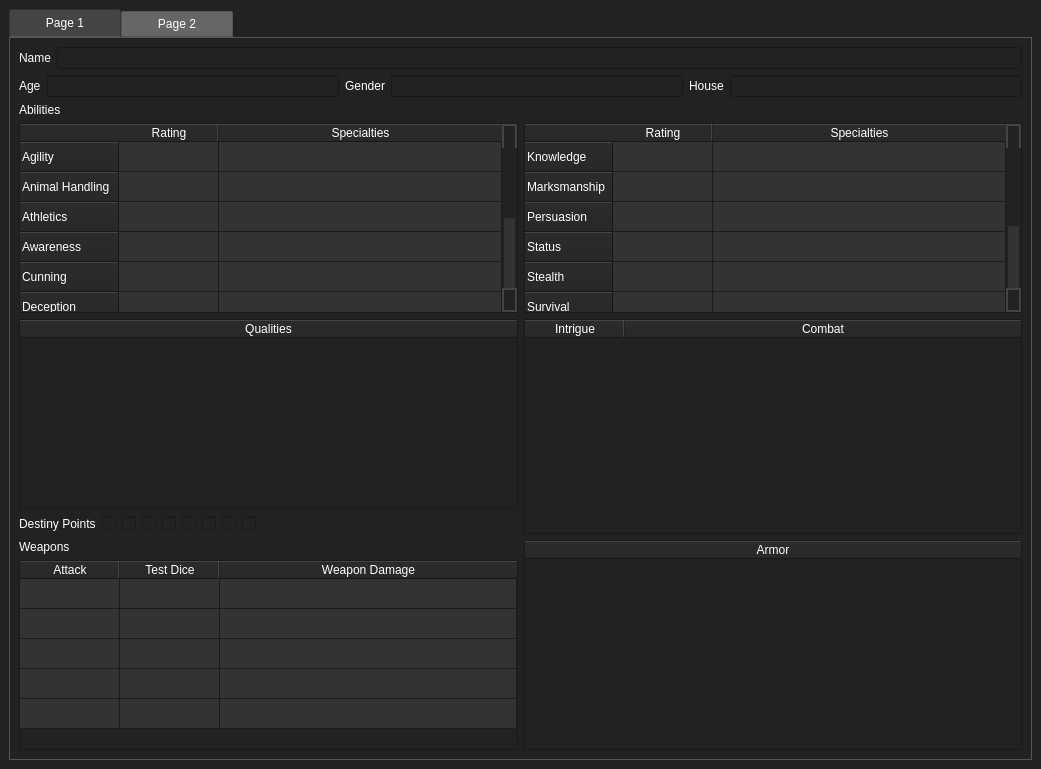
Qt form C++Project/GM-Companion/characterpage.ui (PhilInTheGaps/GM-Companion) before a commit.
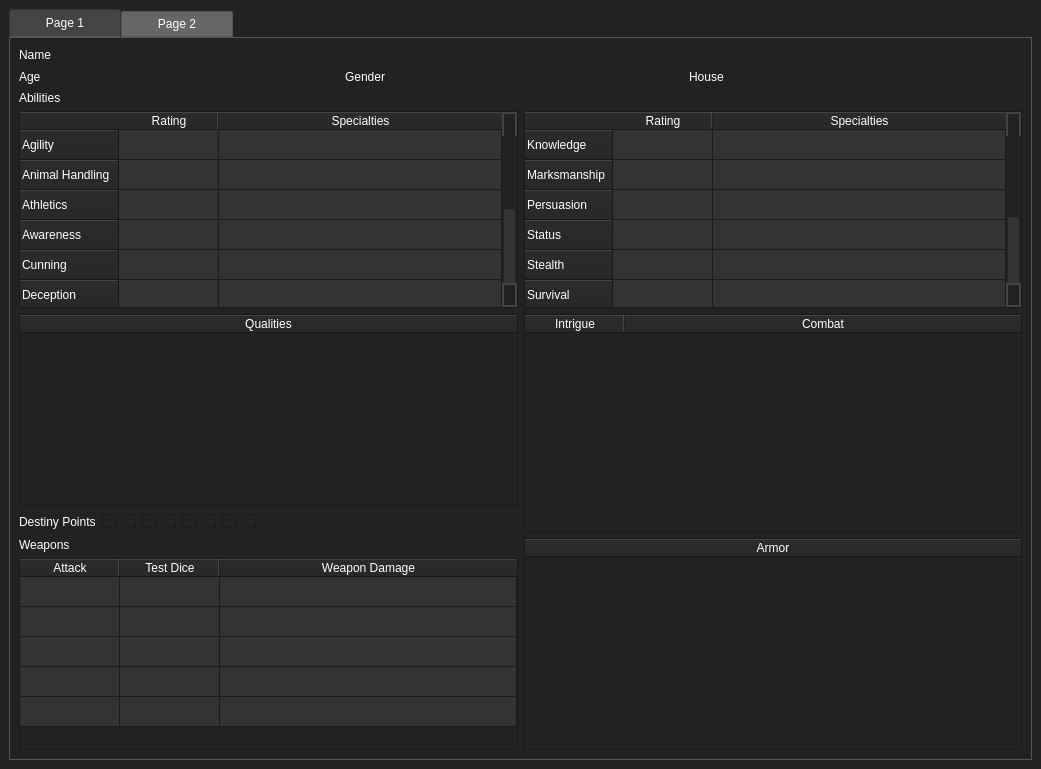
The same form after that commit. The open tabs and pages were chosen to show the change.

```diff
--- a/C++Project/GM-Companion/characterpage.ui
+++ b/C++Project/GM-Companion/characterpage.ui
@@ -7,7 +7,7 @@
     <x>0</x>
     <y>0</y>
     <width>1041</width>
-    <height>732</height>
+    <height>769</height>
    </rect>
   </property>
   <property name="windowTitle">
@@ -2960,7 +2960,17 @@
            </widget>
           </item>
           <item>
-           <widget class="QLineEdit" name="nameLineEdit_sifrp"/>
+           <widget class="QLineEdit" name="nameLineEdit_sifrp">
+            <property name="frame">
+             <bool>false</bool>
+            </property>
+            <property name="readOnly">
+             <bool>true</bool>
+            </property>
+            <property name="clearButtonEnabled">
+             <bool>false</bool>
+            </property>
+           </widget>
           </item>
          </layout>
         </item>
@@ -2974,7 +2984,17 @@
            </widget>
           </item>
           <item>
-           <widget class="QLineEdit" name="ageLineEdit_sifrp"/>
+           <widget class="QLineEdit" name="ageLineEdit_sifrp">
+            <property name="frame">
+             <bool>false</bool>
+            </property>
+            <property name="readOnly">
+             <bool>true</bool>
+            </property>
+            <property name="clearButtonEnabled">
+             <bool>false</bool>
+            </property>
+           </widget>
           </item>
           <item>
            <widget class="QLabel" name="label_33">
@@ -2984,7 +3004,17 @@
            </widget>
           </item>
           <item>
-           <widget class="QLineEdit" name="genderLineEdit_sifrp"/>
+           <widget class="QLineEdit" name="genderLineEdit_sifrp">
+            <property name="frame">
+             <bool>false</bool>
+            </property>
+            <property name="readOnly">
+             <bool>true</bool>
+            </property>
+            <property name="clearButtonEnabled">
+             <bool>false</bool>
+            </property>
+           </widget>
           </item>
           <item>
            <widget class="QLabel" name="label_32">
@@ -2994,7 +3024,17 @@
            </widget>
           </item>
           <item>
-           <widget class="QLineEdit" name="houseLineEdit_sifrp"/>
+           <widget class="QLineEdit" name="houseLineEdit_sifrp">
+            <property name="frame">
+             <bool>false</bool>
+            </property>
+            <property name="readOnly">
+             <bool>true</bool>
+            </property>
+            <property name="clearButtonEnabled">
+             <bool>false</bool>
+            </property>
+           </widget>
           </item>
          </layout>
         </item>
@@ -3171,6 +3211,9 @@
                 <property name="text">
                  <string/>
                 </property>
+                <property name="checkable">
+                 <bool>true</bool>
+                </property>
                </widget>
               </item>
               <item>
@@ -3178,6 +3221,9 @@
                 <property name="text">
                  <string/>
                 </property>
+                <property name="checkable">
+                 <bool>true</bool>
+                </property>
                </widget>
               </item>
               <item>
@@ -3185,6 +3231,9 @@
                 <property name="text">
                  <string/>
                 </property>
+                <property name="checkable">
+                 <bool>true</bool>
+                </property>
                </widget>
               </item>
               <item>
@@ -3192,6 +3241,9 @@
                 <property name="text">
                  <string/>
                 </property>
+                <property name="checkable">
+                 <bool>true</bool>
+                </property>
                </widget>
               </item>
               <item>
@@ -3199,6 +3251,9 @@
                 <property name="text">
                  <string/>
                 </property>
+                <property name="checkable">
+                 <bool>true</bool>
+                </property>
                </widget>
               </item>
               <item>
@@ -3206,6 +3261,9 @@
                 <property name="text">
                  <string/>
                 </property>
+                <property name="checkable">
+                 <bool>true</bool>
+                </property>
                </widget>
               </item>
               <item>
@@ -3213,6 +3271,9 @@
                 <property name="text">
                  <string/>
                 </property>
+                <property name="checkable">
+                 <bool>true</bool>
+                </property>
                </widget>
               </item>
               <item>
@@ -3220,6 +3281,9 @@
                 <property name="text">
                  <string/>
                 </property>
+                <property name="checkable">
+                 <bool>true</bool>
+                </property>
                </widget>
               </item>
               <item>
```
Left out of the diff: 87 changed lines with no effect on the pictures.
